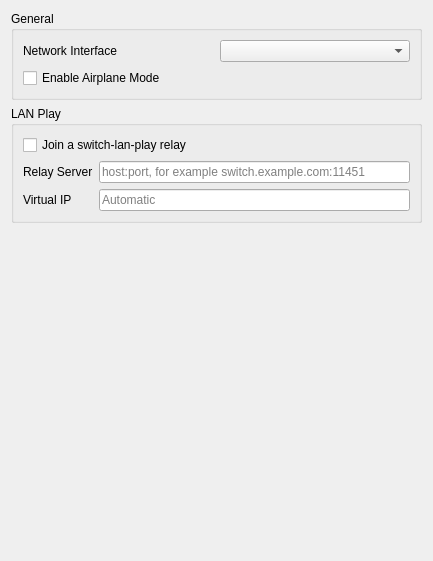
The window that src/yuzu/configuration/configure_network.ui (n-popescu/Eden-LanPlay) describes before a commit, drawn with Qt 5.
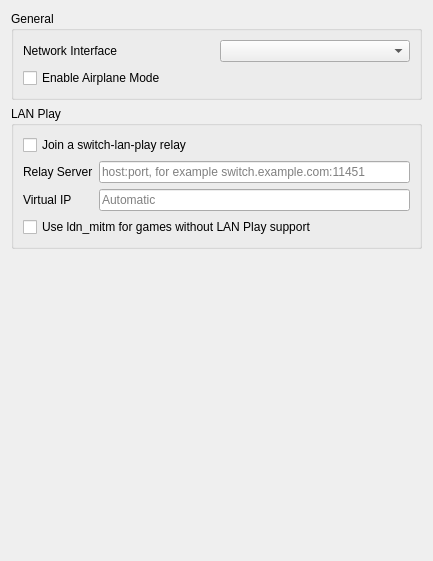
The same window after the commit.

Commit message: Make ldn_mitm over the LAN Play relay optional

Diff of the .ui file:
```diff
--- a/src/yuzu/configuration/configure_network.ui
+++ b/src/yuzu/configuration/configure_network.ui
@@ -95,6 +95,16 @@
           </property>
          </widget>
         </item>
+        <item row="3" column="0" colspan="2">
+         <widget class="QCheckBox" name="lan_play_ldn_mitm">
+          <property name="text">
+           <string>Use ldn_mitm for games without LAN Play support</string>
+          </property>
+          <property name="toolTip">
+           <string>Carries local wireless (LDN) over the relay using the ldn_mitm protocol, which is what makes games that have no LAN mode of their own work over LAN Play. It is byte compatible with a real Switch running ldn_mitm, so consoles and other emulators on the same relay can join. Turn it off to leave the relay to the plain IP traffic of games that do have a LAN mode. Takes effect the next time a game enters its local multiplayer menu.</string>
+          </property>
+         </widget>
+        </item>
        </layout>
       </widget>
      </item>
```
The commit also changes 4 other files.
